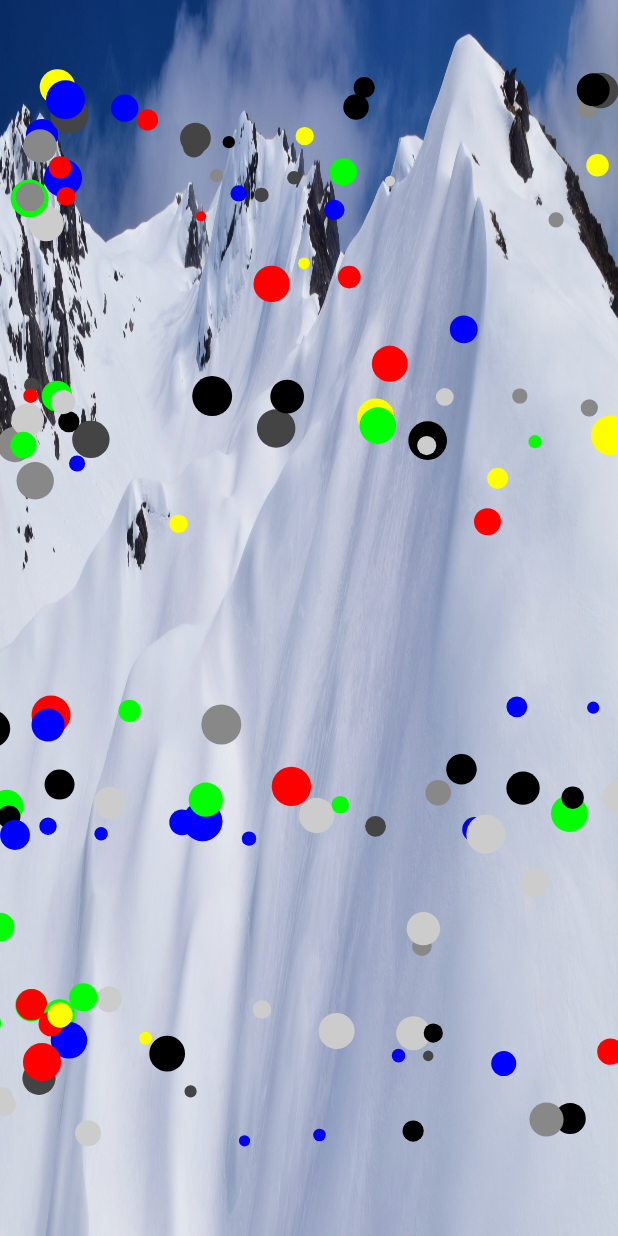
After one commit to lijieqing/Skills_Android, an Android app: the layout activity_lonely.xml on its own in the app's theme, with its tools: preview values and no code run, on a phone screen of 412 x 824 dp. The commit adds this screen. Run offline under Robolectric (Android 15) with nearby library versions, the phone set to English and light mode, and no system bars.

Commit message:
修复正弦曲线动画加速 bug

```diff
--- a/app/src/main/AndroidManifest.xml
+++ b/app/src/main/AndroidManifest.xml
@@ -10,12 +10,14 @@
         android:roundIcon="@mipmap/ic_launcher_round"
         android:supportsRtl="true"
         android:theme="@style/Theme.Design.NoActionBar">
-        <activity android:name=".activity.MainActivity">
+        <activity android:name=".activity.LonelyActivity">
             <intent-filter>
                 <action android:name="android.intent.action.MAIN" />
 
                 <category android:name="android.intent.category.LAUNCHER" />
             </intent-filter>
+        </activity>
+        <activity android:name=".activity.MainActivity">
         </activity>
         <activity android:name=".activity.TransitionAnimActivity" />
         <activity android:name=".activity.GestureDetectorActivity" />
--- a/app/src/main/java/lee/hua/skills_android/activity/GestureDetectorActivity.java
+++ b/app/src/main/java/lee/hua/skills_android/activity/GestureDetectorActivity.java
@@ -1,8 +1,9 @@
 package lee.hua.skills_android.activity;
 
-import android.support.v7.app.AppCompatActivity;
 import android.os.Bundle;
 import android.widget.TextView;
+
+import androidx.appcompat.app.AppCompatActivity;
 
 import org.xutils.view.annotation.ContentView;
 import org.xutils.view.annotation.ViewInject;
--- a/app/src/main/java/lee/hua/skills_android/activity/TransitionAnimActivity.java
+++ b/app/src/main/java/lee/hua/skills_android/activity/TransitionAnimActivity.java
@@ -1,10 +1,11 @@
 package lee.hua.skills_android.activity;
 
 import android.os.Bundle;
-import android.support.v7.app.AppCompatActivity;
 import android.transition.Explode;
 import android.transition.Slide;
 import android.view.Window;
+
+import androidx.appcompat.app.AppCompatActivity;
 
 import org.xutils.view.annotation.ContentView;
 import org.xutils.x;
--- a/app/src/main/java/lee/hua/skills_android/fragment/AppInfoFragment.java
+++ b/app/src/main/java/lee/hua/skills_android/fragment/AppInfoFragment.java
@@ -5,7 +5,6 @@ import android.content.pm.ApplicationInfo;
 import android.content.pm.PackageManager;
 import android.graphics.drawable.Drawable;
 import android.os.Bundle;
-import android.support.annotation.Nullable;
 import android.view.View;
 import android.view.ViewGroup;
 import android.widget.BaseAdapter;
@@ -39,7 +38,7 @@ public class AppInfoFragment extends ListFragment {
     private int mode;
 
     @Override
-    public void onCreate(@Nullable Bundle savedInstanceState) {
+    public void onCreate(Bundle savedInstanceState) {
         super.onCreate(savedInstanceState);
         appInfoList = new ArrayList<>();
         appInfoAdapter = new AppInfoAdapter();
--- a/app/src/main/java/lee/hua/skills_android/view/ClockView.java
+++ b/app/src/main/java/lee/hua/skills_android/view/ClockView.java
@@ -4,7 +4,6 @@ import android.content.Context;
 import android.graphics.Canvas;
 import android.graphics.Color;
 import android.graphics.Paint;
-import android.support.annotation.Nullable;
 import android.util.AttributeSet;
 import android.view.View;
 
@@ -26,12 +25,12 @@ public class ClockView extends View {
         init();
     }
 
-    public ClockView(Context context, @Nullable AttributeSet attrs) {
+    public ClockView(Context context, AttributeSet attrs) {
         super(context, attrs);
         init();
     }
 
-    public ClockView(Context context, @Nullable AttributeSet attrs, int defStyleAttr) {
+    public ClockView(Context context,AttributeSet attrs, int defStyleAttr) {
         super(context, attrs, defStyleAttr);
         init();
     }
--- a/app/src/main/java/lee/hua/skills_android/view/GestureDetectorView.java
+++ b/app/src/main/java/lee/hua/skills_android/view/GestureDetectorView.java
@@ -6,12 +6,14 @@ import android.util.Log;
 import android.view.GestureDetector;
 import android.view.MotionEvent;
 
+import androidx.appcompat.widget.AppCompatButton;
+
 /**
  * 触摸手势检测view GestureDetector基本使用
  *
  * @author lijie
  */
-public class GestureDetectorView extends android.support.v7.widget.AppCompatButton {
+public class GestureDetectorView extends AppCompatButton {
     public static final String TAG = "GestureDetectorView";
     private GestureDetector gestureDetector;
     private IGestureCallback callback;
--- a/app/src/main/java/lee/hua/skills_android/view/SineWaveView.java
+++ b/app/src/main/java/lee/hua/skills_android/view/SineWaveView.java
@@ -6,15 +6,14 @@ import android.graphics.Canvas;
 import android.graphics.Color;
 import android.graphics.Paint;
 import android.graphics.Path;
-import android.support.annotation.Nullable;
 import android.util.AttributeSet;
 import android.view.View;
 import android.view.ViewTreeObserver;
 
+import androidx.annotation.Nullable;
+
 import java.util.ArrayList;
 import java.util.List;
-
-import lee.hua.skills_android.R;
 
 
 /**
@@ -24,10 +23,11 @@ import lee.hua.skills_android.R;
 public class SineWaveView extends View implements ViewTreeObserver.OnGlobalLayoutListener {
     Paint mPaint;
     int width, height;
-    float progressX, sinY;
+    float sinY;
     Path sinePath;
     List<SineClass> sineList;
-    int circleNum = 10;
+    int circleNum = 40;
+    ValueAnimator animator;
 
     public SineWaveView(Context context) {
         super(context);
@@ -58,16 +58,14 @@ public class SineWaveView extends View implements ViewTreeObserver.OnGlobalLayou
         if (sineList == null) {
             canvas.drawCircle(width / 2, 0, width / 3, mPaint);
         } else {
-            canvas.drawColor(Color.DKGRAY);
+            //canvas.drawColor(Color.WHITE);
+            canvas.drawColor(Color.argb(0, 100, 182, 218));
+            mPaint.setStyle(Paint.Style.STROKE);
+            mPaint.setStyle(Paint.Style.FILL);
 
-            mPaint.setColor(Color.WHITE);
-            mPaint.setStyle(Paint.Style.STROKE);
-            canvas.drawPath(sinePath, mPaint);
-
-            mPaint.setColor(getResources().getColor(R.color.tick_yellow));
-            mPaint.setStyle(Paint.Style.FILL);
             for (SineClass sineClass : sineList) {
                 sinY = (float) (sineClass.sineA * Math.sin(sineClass.sineW * sineClass.sineX));
+                mPaint.setColor(sineClass.color);
                 canvas.drawCircle(sineClass.sineX, sinY, sineClass.radius, mPaint);
             }
 
@@ -80,12 +78,15 @@ public class SineWaveView extends View implements ViewTreeObserver.OnGlobalLayou
     private void init() {
         mPaint = new Paint();
         mPaint.setAntiAlias(true);
+        //开启硬件加速
+        setLayerType(LAYER_TYPE_HARDWARE, null);
     }
 
     /**
      * 开始动画
      */
     private void startAnim() {
+        if (animator == null) {
             sineList = new ArrayList<>();
             float sinA = height / 4 - 10;
             float sineT = width / 8;
@@ -104,31 +105,21 @@ public class SineWaveView extends View implements ViewTreeObserver.OnGlobalLayou
 
             System.out.println("sineA ---------- " + (height / 2 - 10));
             System.out.println("sineT ---------- " + width / 4);
-        ValueAnimator animator = ValueAnimator.ofFloat(0, width);
-        animator.setDuration(5 * 1000);
+            animator = ValueAnimator.ofFloat(0, width);
+            animator.setDuration(8 * 1000);
             animator.setRepeatCount(-1);
             animator.setStartDelay(500);
             animator.addUpdateListener(new ValueAnimator.AnimatorUpdateListener() {
                 @Override
                 public void onAnimationUpdate(ValueAnimator animation) {
-                boolean reset = true;
                     for (SineClass sineClass : sineList) {
-                    if (sineClass.sineX < width) {
-                        reset = false;
-                    }
-                }
-                if (reset) {
-                    progressX = 0;
-                }
-
-                progressX++;
-                for (SineClass sineClass : sineList) {
-                    sineClass.updateSineX();
+                        sineClass.updateX();
                     }
                     postInvalidate();
                 }
             });
             animator.start();
+        }
     }
 
     @Override
@@ -148,6 +139,8 @@ public class SineWaveView extends View implements ViewTreeObserver.OnGlobalLayou
         super.onDetachedFromWindow();
         //移除布局完成监听器
         getViewTreeObserver().removeOnGlobalLayoutListener(this);
+        //关闭硬件加速
+        //setLayerType(LAYER_TYPE_SOFTWARE, mPaint);
     }
 
     /**
@@ -170,17 +163,39 @@ public class SineWaveView extends View implements ViewTreeObserver.OnGlobalLayou
          * 圆点半径
          */
         float radius;
+        /**
+         * 随机颜色
+         */
+        int color;
+        private int[] colors = new int[]{
+                Color.BLACK,
+                Color.DKGRAY,
+                Color.GRAY,
+                Color.LTGRAY,
+                Color.RED,
+                Color.GREEN,
+                Color.BLUE,
+                Color.YELLOW,
+                Color.CYAN,
+        };
 
-        public SineClass(float sineA, float sineT, float radius) {
+        SineClass(float sineA, float sineT, float radius) {
             this.sineA = sineA;
             this.sineT = sineT;
             this.sineW = (float) (2 * Math.PI / sineT);
-            this.randomDIF = (float) (50f + Math.random() * 50);
-            this.radius = radius;
+            this.randomDIF = (Math.random() * 10 > 5) ? (float) (Math.random() * width) : -(float) (Math.random() * width);
+            this.radius = (float) (Math.random() * 15 + 5f);
+            sineX = randomDIF;
+            color = colors[(int) ((colors.length - 1) * Math.random())];
+            // color = colors[3];
         }
 
-        public void updateSineX() {
-            sineX = progressX - randomDIF;
+        void updateX() {
+            if (sineX < width) {
+                sineX = sineX + 3;
+            } else {
+                sineX = 0;
             }
         }
     }
+}
--- a/app/src/main/java/lee/hua/skills_android/view/StringTagView.java
+++ b/app/src/main/java/lee/hua/skills_android/view/StringTagView.java
@@ -3,13 +3,14 @@ package lee.hua.skills_android.view;
 import android.content.Context;
 import android.content.res.TypedArray;
 import android.graphics.Color;
-import android.support.annotation.NonNull;
-import android.support.annotation.Nullable;
 import android.util.AttributeSet;
 import android.view.MotionEvent;
 import android.view.View;
 import android.view.ViewGroup;
 import android.widget.TextView;
+
+import androidx.annotation.NonNull;
+import androidx.annotation.Nullable;
 
 import java.util.ArrayList;
 import java.util.Arrays;
--- a/app/src/main/java/lee/hua/skills_android/view/path/PathCut.java
+++ b/app/src/main/java/lee/hua/skills_android/view/path/PathCut.java
@@ -8,9 +8,10 @@ import android.graphics.Matrix;
 import android.graphics.Paint;
 import android.graphics.Path;
 import android.graphics.PathMeasure;
-import android.support.annotation.Nullable;
 import android.util.AttributeSet;
 import android.view.View;
+
+import androidx.annotation.Nullable;
 
 import lee.hua.skills_android.R;
 
--- a/app/src/main/java/lee/hua/skills_android/view/path/PathSearch.java
+++ b/app/src/main/java/lee/hua/skills_android/view/path/PathSearch.java
@@ -7,9 +7,10 @@ import android.graphics.Color;
 import android.graphics.Paint;
 import android.graphics.Path;
 import android.graphics.PathMeasure;
-import android.support.annotation.Nullable;
 import android.util.AttributeSet;
 import android.view.View;
+
+import androidx.annotation.Nullable;
 
 /**
  * Created by lijie on 2018/3/14.
--- /dev/null
+++ b/app/src/main/res/layout/activity_lonely.xml
@@ -0,0 +1,53 @@
+<?xml version="1.0" encoding="utf-8"?>
+<RelativeLayout xmlns:android="http://schemas.android.com/apk/res/android"
+    xmlns:tools="http://schemas.android.com/tools"
+    android:layout_width="match_parent"
+    android:layout_height="match_parent"
+    android:background="@drawable/snow_mountain"
+    tools:context=".activity.LonelyActivity">
+
+    <LinearLayout
+        android:layout_width="match_parent"
+        android:layout_height="match_parent"
+        android:orientation="vertical">
+
+        <lee.hua.skills_android.view.SineWaveView
+            android:layout_width="match_parent"
+            android:layout_height="match_parent"
+            android:layout_weight="1" />
+
+        <lee.hua.skills_android.view.SineWaveView
+            android:layout_width="match_parent"
+            android:layout_height="match_parent"
+            android:layout_weight="1" />
+    </LinearLayout>
+
+
+    <LinearLayout
+        android:layout_width="match_parent"
+        android:layout_height="match_parent"
+        android:orientation="vertical">
+
+        <lee.hua.skills_android.view.SineWaveView
+            android:layout_width="match_parent"
+            android:layout_height="0dp"
+            android:layout_weight="1" />
+
+        <lee.hua.skills_android.view.SineWaveView
+            android:layout_width="match_parent"
+            android:layout_height="0dp"
+            android:layout_weight="1" />
+
+        <lee.hua.skills_android.view.SineWaveView
+            android:layout_width="match_parent"
+            android:layout_height="0dp"
+            android:layout_weight="1" />
+
+        <lee.hua.skills_android.view.SineWaveView
+            android:layout_width="match_parent"
+            android:layout_height="0dp"
+            android:layout_weight="1" />
+    </LinearLayout>
+
+
+</RelativeLayout>
--- a/build.gradle
+++ b/build.gradle
@@ -7,7 +7,7 @@ buildscript {
         jcenter()
     }
     dependencies {
-        classpath 'com.android.tools.build:gradle:3.1.2'
+        classpath 'com.android.tools.build:gradle:3.6.3'
 
 
         // NOTE: Do not place your application dependencies here; they belong
--- a/gradle.properties
+++ b/gradle.properties
@@ -11,3 +11,9 @@ org.gradle.jvmargs=-Xmx1536m
 # This option should only be used with decoupled projects. More details, visit
 # http://www.gradle.org/docs/current/userguide/multi_project_builds.html#sec:decoupled_projects
 # org.gradle.parallel=true
+# AndroidX package structure to make it clearer which packages are bundled with the
+# Android operating system, and which are packaged with your app's APK
+# https://developer.android.com/topic/libraries/support-library/androidx-rn
+android.useAndroidX=true
+# Automatically convert third-party libraries to use AndroidX
+android.enableJetifier=true
```
Also changed, not shown: app/build.gradle (+66 -4 lines), app/src/main/java/lee/hua/skills_android/activity/LonelyActivity.java (added, +16 -0 lines), app/src/main/java/lee/hua/skills_android/activity/MainActivity.java (+6 -5 lines), app/src/main/java/lee/hua/skills_android/view/ShutdownView.java (added, +86 -0 lines), app/src/main/res/drawable/snow_mountain.jpg (added), gradle/wrapper/gradle-wrapper.properties. Lines whose indentation alone changed are shown as unchanged.
